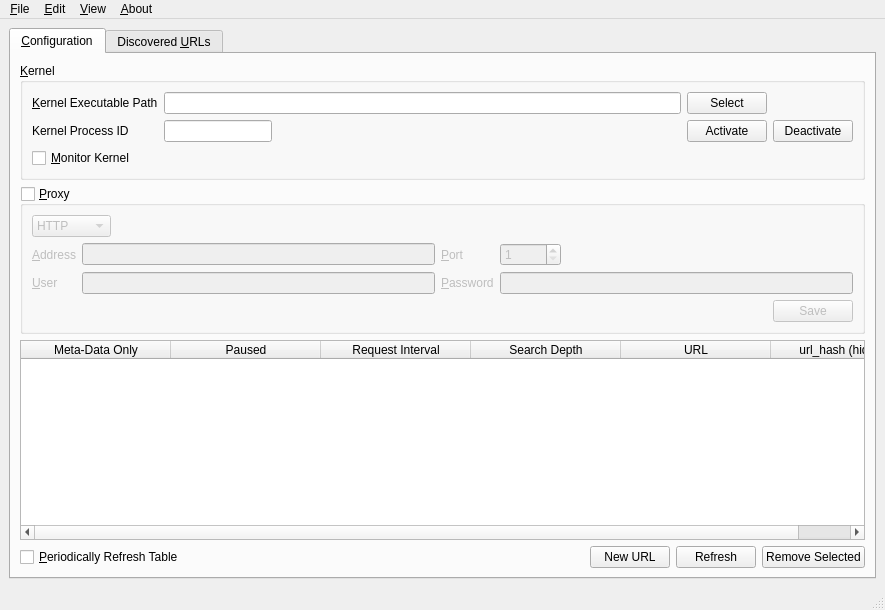
Qt form UI/pandamonium.ui (nurfalie/pandamonium) before a commit.
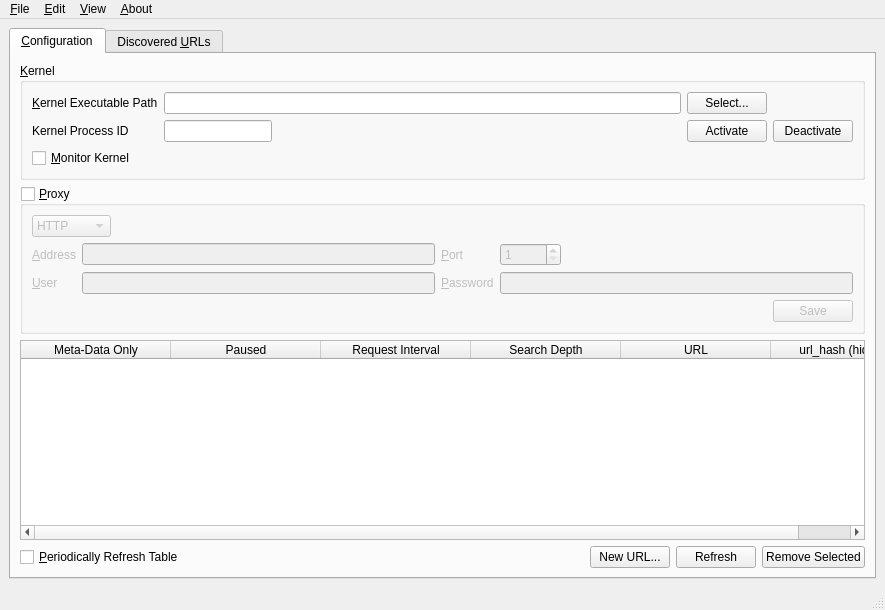
The same form after that commit. Icons and pictures are not drawn.

Patch:
```diff
--- a/UI/pandamonium.ui
+++ b/UI/pandamonium.ui
@@ -63,7 +63,7 @@
              <item row="0" column="2">
               <widget class="QPushButton" name="select_kernel_path">
                <property name="text">
-                <string>Select</string>
+                <string>Select...</string>
                </property>
                <property name="icon">
                 <iconset resource="../Icons/icons.qrc">
@@ -385,7 +385,7 @@
           <item>
            <widget class="QPushButton" name="add_search_url">
             <property name="text">
-             <string>New URL</string>
+             <string>New URL...</string>
             </property>
             <property name="icon">
              <iconset resource="../Icons/icons.qrc">
```
Left out of the diff: 8 changed lines with no effect on the pictures.
